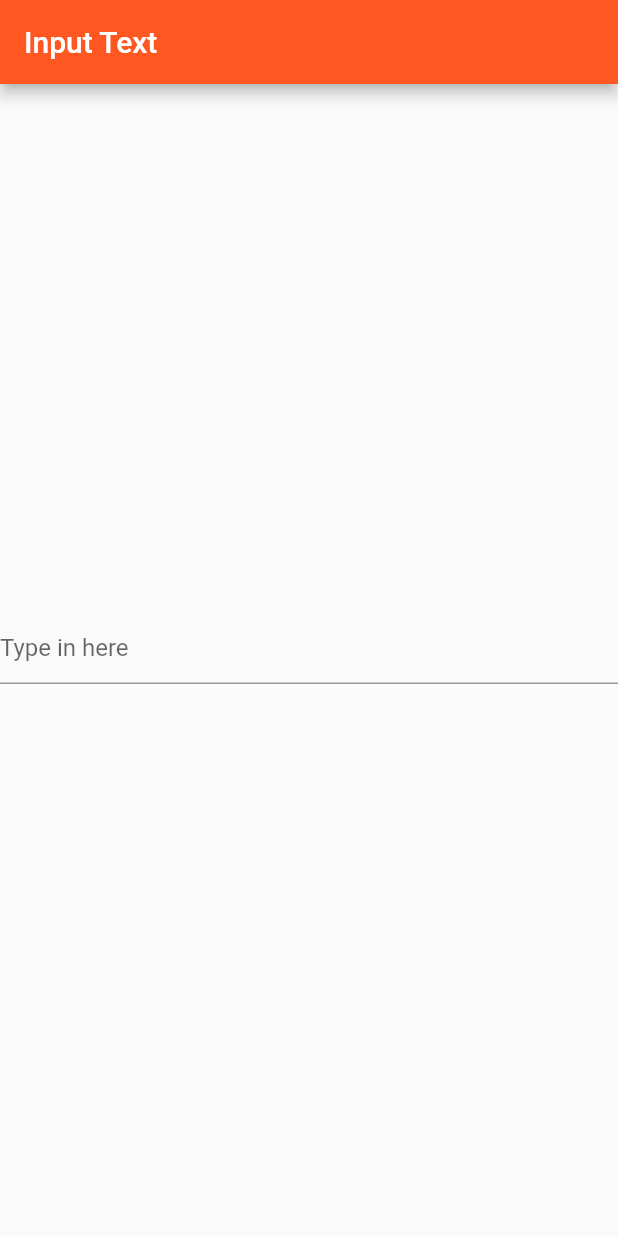
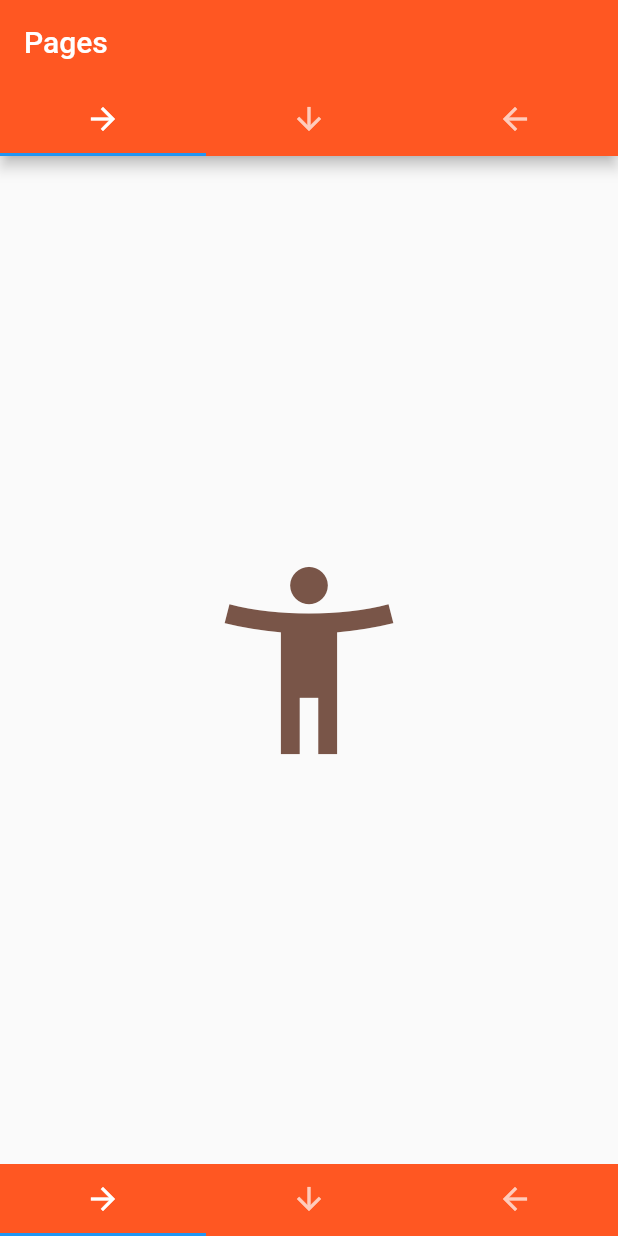
Before and after one commit to Hotteock3388/Study_Flutter-ui, a Flutter app: the screen it shows after launch, on a phone screen of 412 x 824 dp. Run offline on Flutter 3.47's test engine with Material 2 defaults, Android fonts, the phone set to English and light mode, and no system bars.

Commit message:
8. Tab Navigation

```diff
--- /dev/null
+++ b/lib/8. Tab Navigation/FirstPage.dart
@@ -0,0 +1,13 @@
+import 'package:flutter/material.dart';
+
+class First extends StatelessWidget {
+
+  @override
+  Widget build(BuildContext context){
+    return new Container(
+      child: new Center(
+        child: new Icon(Icons.accessibility_new, size: 150.0, color: Colors.brown)
+      )
+    );
+  }
+}
--- /dev/null
+++ b/lib/8. Tab Navigation/Tab Navigation.dart
@@ -0,0 +1,55 @@
+import 'package:flutter/material.dart';
+import './FirstPage.dart' as first;
+import './SecondPage.dart' as second;
+import './ThirdPage.dart' as third;
+
+class MyTabs extends StatefulWidget {
+  @override
+  MyTabsState createState() => new MyTabsState();
+}
+
+class MyTabsState extends State<MyTabs> with SingleTickerProviderStateMixin {
+  TabController controller;
+
+  @override
+  void initState() {
+    super.initState();
+    //컨트롤러로 Tab 갯수 조절
+    controller = new TabController(vsync: this, length: 3);
+  }
+
+  @override
+  void dispose() {
+    controller.dispose();
+    super.dispose();
+  }
+
+  @override
+  Widget build(BuildContext context) {
+    return new Scaffold(
+        appBar: new AppBar(
+          title: new Text("Pages"),
+          backgroundColor: Colors.deepOrange,
+          //AppBar의 Botomm에 달린 상단 네비게이션 바
+          bottom: new TabBar(controller: controller, tabs: <Tab>[
+            new Tab(icon: new Icon(Icons.arrow_forward)),
+            new Tab(icon: new Icon(Icons.arrow_downward)),
+            new Tab(icon: new Icon(Icons.arrow_back))
+          ]),
+        ),
+        //그냥 바텀 네비게이션 바
+        bottomNavigationBar: new Material(
+            color: Colors.deepOrange,
+            child: new TabBar(controller: controller, tabs: <Tab>[
+              new Tab(icon: new Icon(Icons.arrow_forward)),
+              new Tab(icon: new Icon(Icons.arrow_downward)),
+              new Tab(icon: new Icon(Icons.arrow_back))
+            ])),
+        // Scaffold의 바디인 TabBarView에 TabView들 등록!
+        body: new TabBarView(controller: controller, children: <Widget>[
+          new first.First(),
+          new second.Second(),
+          new third.Third()
+        ]));
+  }
+}
--- a/lib/main.dart
+++ b/lib/main.dart
@@ -4,13 +4,14 @@ import 'package:free_write/2.%20Stateless%20Widgets.dart';
 import 'package:free_write/3.Buttons%20and%20StatefulWidgets.dart';
 import 'package:free_write/4-1.Simple%20routes%20using%20StatelessWidget.dart';
 import 'package:free_write/4-2.Routes%20using%20StatefulWidget.dart';
+import 'package:free_write/8.%20Tab%20Navigation/Tab%20Navigation.dart';
 
 //import '6. Using onSubmitted to show input text after submit.dart';
 //import '5. Using onChanged to show input text.dart';
 import '7. Adding-Deleting text in TextField.dart';
 
 void main() {
-  runApp(new MaterialApp(home: new MyTextInput()));
+  runApp(new MaterialApp(home: new MyTabs()));
 }
 
 // void main() {
```
Also changed, not shown: lib/8. Tab Navigation/SecondPage.dart (added, +13 -0 lines), lib/8. Tab Navigation/ThirdPage.dart (added, +13 -0 lines).
